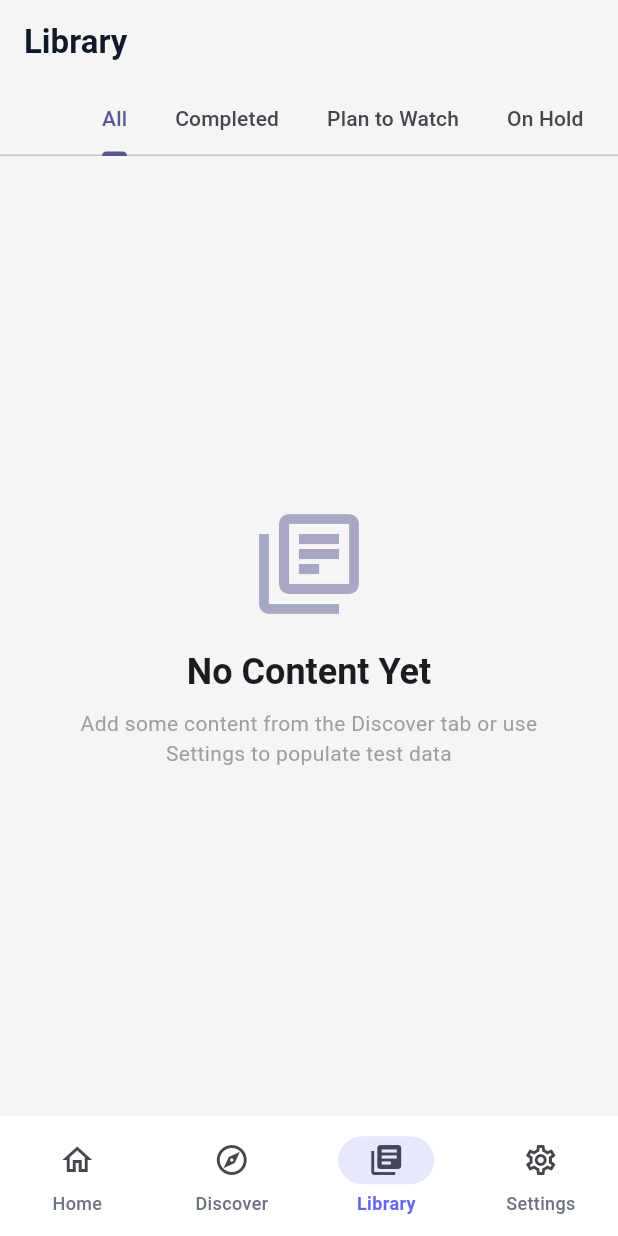
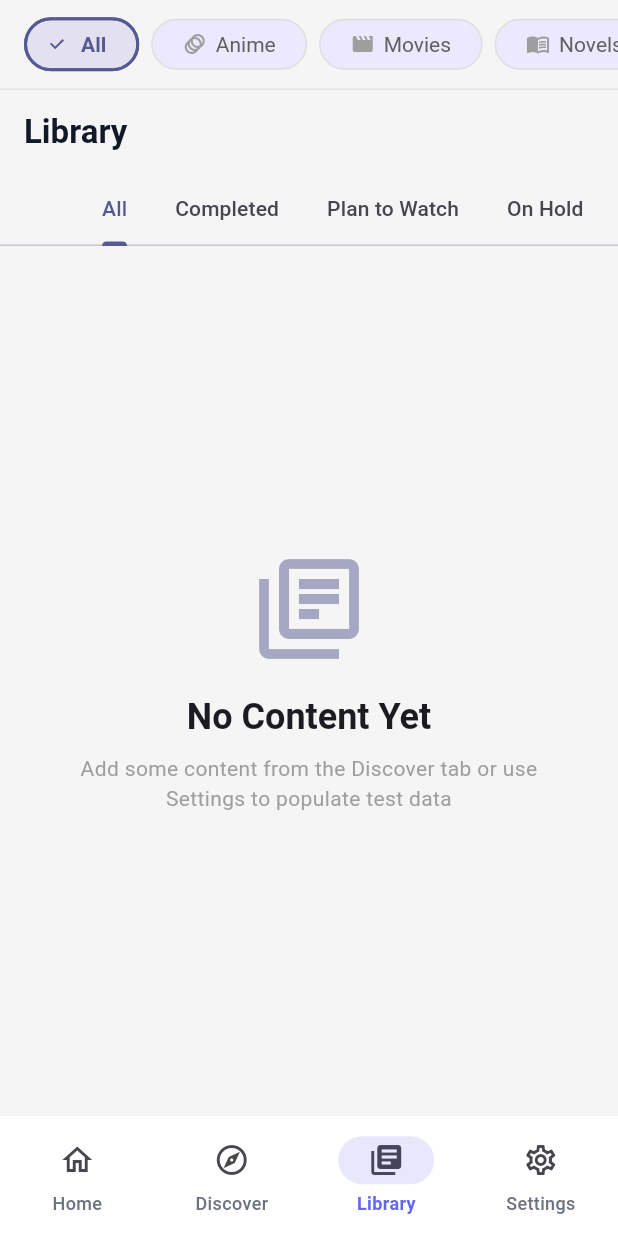
Before and after one commit to Silversoul-07/omega, a Flutter app: the screen it shows after launch, item 3 of the bottom bar chosen, on a phone screen of 412 x 824 dp. Run offline on Flutter 3.47's test engine with Material 3 defaults, Android fonts, the phone set to English and light mode, and no system bars; our stand-ins replace isar; accounts and stored records are empty; generated files the repository leaves out were written again.

Commit message:
Phase 3: Add profile selector to navigation
Added profile-based filtering system:

New Features:
- ProfileType enum (Anime, Movies, Novels, TV Series, Comics)
- Each profile has dedicated color: Blue, Red, Green, Purple, Orange
- Profile selector bar above content (except Settings)
- ProfileNotifier for state management

UI:
- Horizontal scrollable chips showing all profiles
- Icons for each profile type
- Color-coded selection highlighting
- "All" option to show unfiltered content

Next Steps:
- Update Home/Discover/Library to filter by selected profile
- Dynamic theme colors based on active profile
- Category system within profiles

Currently: Profile selector renders but doesn't filter yet.
Screens need to accept selectedProfile parameter.

```diff
--- /dev/null
+++ b/lib/models/profile_type.dart
@@ -0,0 +1,90 @@
+import 'package:flutter/material.dart';
+import 'enums.dart';
+
+/// Profile types representing broad content categories
+enum ProfileType {
+  anime,
+  movies,
+  novels,
+  tvSeries,
+  comics,
+}
+
+extension ProfileTypeExtension on ProfileType {
+  String get displayName {
+    switch (this) {
+      case ProfileType.anime:
+        return 'Anime';
+      case ProfileType.movies:
+        return 'Movies';
+      case ProfileType.novels:
+        return 'Novels';
+      case ProfileType.tvSeries:
+        return 'TV Series';
+      case ProfileType.comics:
+        return 'Comics';
+    }
+  }
+
+  Color get color {
+    switch (this) {
+      case ProfileType.anime:
+        return const Color(0xFF2196F3); // Blue
+      case ProfileType.movies:
+        return const Color(0xFFF44336); // Red
+      case ProfileType.novels:
+        return const Color(0xFF4CAF50); // Green
+      case ProfileType.tvSeries:
+        return const Color(0xFF9C27B0); // Purple
+      case ProfileType.comics:
+        return const Color(0xFFFF9800); // Orange
+    }
+  }
+
+  IconData get icon {
+    switch (this) {
+      case ProfileType.anime:
+        return Icons.animation;
+      case ProfileType.movies:
+        return Icons.movie;
+      case ProfileType.novels:
+        return Icons.menu_book;
+      case ProfileType.tvSeries:
+        return Icons.tv;
+      case ProfileType.comics:
+        return Icons.auto_stories;
+    }
+  }
+
+  /// Map ProfileType to ContentType for filtering
+  ContentType get contentType {
+    switch (this) {
+      case ProfileType.anime:
+        return ContentType.anime;
+      case ProfileType.movies:
+        return ContentType.movie;
+      case ProfileType.novels:
+        return ContentType.novel;
+      case ProfileType.tvSeries:
+        return ContentType.tvSeries;
+      case ProfileType.comics:
+        return ContentType.comic;
+    }
+  }
+}
+
+/// Simple state management for selected profile
+class ProfileNotifier extends ChangeNotifier {
+  ProfileType? _selectedProfile;
+
+  ProfileType? get selectedProfile => _selectedProfile;
+
+  void selectProfile(ProfileType? profile) {
+    _selectedProfile = profile;
+    notifyListeners();
+  }
+
+  Color get currentAccentColor {
+    return _selectedProfile?.color ?? const Color(0xFF6366F1);
+  }
+}
--- a/lib/widgets/main_navigation.dart
+++ b/lib/widgets/main_navigation.dart
@@ -3,8 +3,9 @@ import '../screens/home/home_screen.dart';
 import '../screens/discover/discover_screen.dart';
 import '../screens/library/library_screen.dart';
 import '../screens/settings/settings_screen.dart';
+import '../models/profile_type.dart';
 
-/// Main navigation widget with 4-tab bottom navigation
+/// Main navigation widget with 4-tab bottom navigation and profile selector
 class MainNavigation extends StatefulWidget {
   final ThemeMode themeMode;
   final ValueChanged<ThemeMode> onThemeChanged;
@@ -21,13 +22,23 @@ class MainNavigation extends StatefulWidget {
 
 class _MainNavigationState extends State<MainNavigation> {
   int _currentIndex = 0;
+  final ProfileNotifier _profileNotifier = ProfileNotifier();
+
+  @override
+  void dispose() {
+    _profileNotifier.dispose();
+    super.dispose();
+  }
 
   @override
   Widget build(BuildContext context) {
+    return AnimatedBuilder(
+      animation: _profileNotifier,
+      builder: (context, child) {
         final List<Widget> screens = [
-      const HomeScreen(),
-      const DiscoverScreen(),
-      const LibraryScreen(),
+          HomeScreen(selectedProfile: _profileNotifier.selectedProfile),
+          DiscoverScreen(selectedProfile: _profileNotifier.selectedProfile),
+          LibraryScreen(selectedProfile: _profileNotifier.selectedProfile),
           SettingsScreen(
             currentThemeMode: widget.themeMode,
             onThemeChanged: widget.onThemeChanged,
@@ -35,6 +46,7 @@ class _MainNavigationState extends State<MainNavigation> {
         ];
 
         return Scaffold(
+          appBar: _currentIndex != 3 ? _buildProfileSelector() : null,
           body: IndexedStack(
             index: _currentIndex,
             children: screens,
@@ -70,5 +82,79 @@ class _MainNavigationState extends State<MainNavigation> {
             ],
           ),
         );
+      },
+    );
+  }
+
+  PreferredSizeWidget _buildProfileSelector() {
+    return PreferredSize(
+      preferredSize: const Size.fromHeight(60),
+      child: Container(
+        decoration: BoxDecoration(
+          color: Theme.of(context).scaffoldBackgroundColor,
+          border: Border(
+            bottom: BorderSide(
+              color: Colors.grey.withOpacity(0.2),
+              width: 1,
+            ),
+          ),
+        ),
+        child: SafeArea(
+          bottom: false,
+          child: SingleChildScrollView(
+            scrollDirection: Axis.horizontal,
+            padding: const EdgeInsets.symmetric(horizontal: 16, vertical: 8),
+            child: Row(
+              children: [
+                _buildProfileChip('All', null),
+                const SizedBox(width: 8),
+                ...ProfileType.values.map((profile) {
+                  return Padding(
+                    padding: const EdgeInsets.only(right: 8),
+                    child: _buildProfileChip(profile.displayName, profile),
+                  );
+                }),
+              ],
+            ),
+          ),
+        ),
+      ),
+    );
+  }
+
+  Widget _buildProfileChip(String label, ProfileType? profile) {
+    final isSelected = _profileNotifier.selectedProfile == profile;
+    final color = profile?.color ?? Theme.of(context).colorScheme.primary;
+
+    return FilterChip(
+      label: Row(
+        mainAxisSize: MainAxisSize.min,
+        children: [
+          if (profile != null) ...[
+            Icon(
+              profile.icon,
+              size: 16,
+              color: isSelected ? color : Colors.grey,
+            ),
+            const SizedBox(width: 6),
+          ],
+          Text(label),
+        ],
+      ),
+      selected: isSelected,
+      onSelected: (selected) {
+        _profileNotifier.selectProfile(selected ? profile : null);
+      },
+      selectedColor: color.withOpacity(0.15),
+      checkmarkColor: color,
+      labelStyle: TextStyle(
+        color: isSelected ? color : Colors.grey.shade700,
+        fontWeight: isSelected ? FontWeight.bold : FontWeight.normal,
+      ),
+      side: BorderSide(
+        color: isSelected ? color : Colors.grey.shade300,
+        width: isSelected ? 2 : 1,
+      ),
+    );
   }
 }
```
Lines whose indentation alone changed are shown as unchanged.
